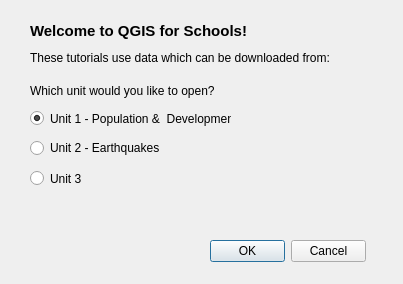
Above: ui_qgisforschools.ui from Charlotteg/QGISforSchools before the change. Below: the same form after it.
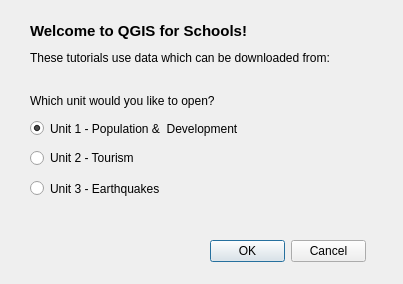
That is the form after the change.

Commit message: almost all functionality of tourism implemented. To DO: SVG markers, maybe print composer

Diff of the .ui file:
```diff
--- a/ui_qgisforschools.ui
+++ b/ui_qgisforschools.ui
@@ -17,8 +17,8 @@
    <property name="geometry">
     <rect>
      <x>30</x>
-     <y>110</y>
-     <width>201</width>
+     <y>120</y>
+     <width>321</width>
      <height>17</height>
     </rect>
    </property>
@@ -33,26 +33,26 @@
    <property name="geometry">
     <rect>
      <x>30</x>
-     <y>140</y>
-     <width>161</width>
+     <y>150</y>
+     <width>291</width>
      <height>16</height>
     </rect>
    </property>
    <property name="text">
-    <string>Unit 2 - Earthquakes</string>
+    <string>Unit 2 - Tourism</string>
    </property>
   </widget>
   <widget class="QRadioButton" name="unit3">
    <property name="geometry">
     <rect>
      <x>30</x>
-     <y>170</y>
-     <width>82</width>
+     <y>180</y>
+     <width>261</width>
      <height>17</height>
     </rect>
    </property>
    <property name="text">
-    <string>Unit 3</string>
+    <string>Unit 3 - Earthquakes</string>
    </property>
   </widget>
   <widget class="QLabel" name="label">
@@ -92,7 +92,7 @@
    <property name="geometry">
     <rect>
      <x>30</x>
-     <y>80</y>
+     <y>90</y>
      <width>231</width>
      <height>21</height>
     </rect>
```
Left out of the diff: 13 changed lines with no effect on the pictures. The commit also changes 28 other files.
